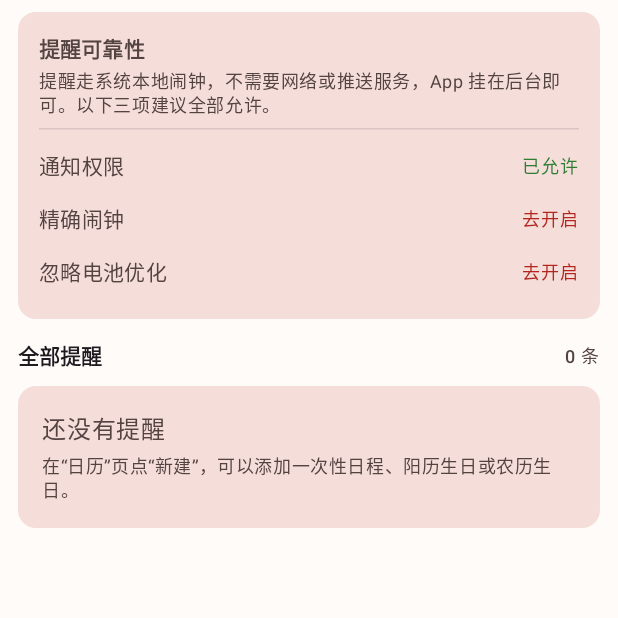
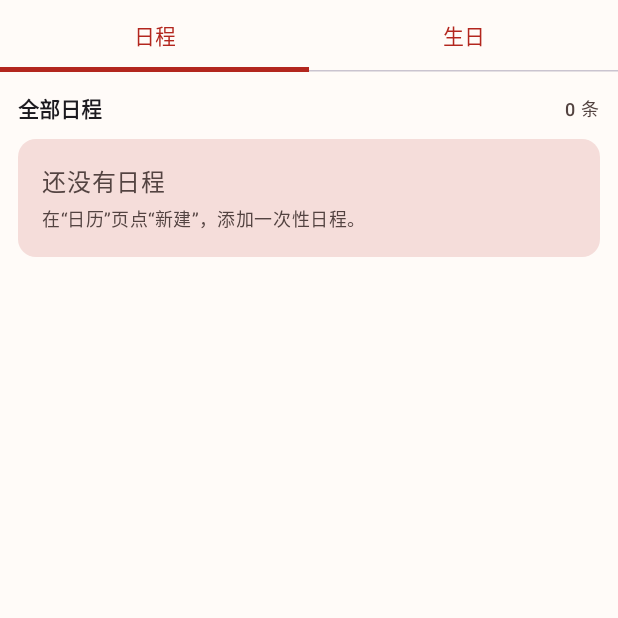
Before and after one commit to ippceo/lunar-calendar, an Android app built with Jetpack Compose: the composable ReminderScreen called with empty values, on a phone screen of 412 x 824 dp, the top half of it. Run offline under Robolectric (Android 15) with nearby library versions, the phone set to English and light mode, and no system bars.

Commit message:
feat: v1.1.0 设置页、提醒拆分、数据导出导入
- 导航栏新增「设置」Tab，承载提醒可靠性与最近任务隐藏开关
- 提醒页用 TabRow 拆分为「日程」「生日」两个独立列表
- 设置页增加数据导出/导入：SAF 选文件，JSON 带版本号，按 id 合并去重
- 新增从最近任务隐藏功能（AppTask.setExcludeFromRecents，即时生效）
- versionCode 2 / versionName 1.1.0

```diff
--- a/app/build.gradle.kts
+++ b/app/build.gradle.kts
@@ -12,8 +12,8 @@ android {
         applicationId = "com.lunarcalendar.app"
         minSdk = 26
         targetSdk = 35
-        versionCode = 1
-        versionName = "1.0.0"
+        versionCode = 2
+        versionName = "1.1.0"
     }
 
     buildTypes {
--- a/app/src/main/java/com/lunarcalendar/app/ReminderScreen.kt
+++ b/app/src/main/java/com/lunarcalendar/app/ReminderScreen.kt
@@ -1,18 +1,12 @@
 package com.lunarcalendar.app
 
-import android.app.AlarmManager
-import android.content.Context
-import android.content.Intent
-import android.net.Uri
-import android.os.Build
-import android.os.PowerManager
-import android.provider.Settings
 import androidx.compose.foundation.clickable
 import androidx.compose.foundation.layout.Arrangement
 import androidx.compose.foundation.layout.Column
 import androidx.compose.foundation.layout.PaddingValues
 import androidx.compose.foundation.layout.Row
 import androidx.compose.foundation.layout.Spacer
+import androidx.compose.foundation.layout.fillMaxSize
 import androidx.compose.foundation.layout.fillMaxWidth
 import androidx.compose.foundation.layout.height
 import androidx.compose.foundation.layout.padding
@@ -21,38 +15,63 @@ import androidx.compose.foundation.lazy.LazyColumn
 import androidx.compose.foundation.lazy.items
 import androidx.compose.material3.Card
 import androidx.compose.material3.CardDefaults
-import androidx.compose.material3.HorizontalDivider
 import androidx.compose.material3.MaterialTheme
 import androidx.compose.material3.Switch
+import androidx.compose.material3.Tab
+import androidx.compose.material3.TabRow
 import androidx.compose.material3.Text
 import androidx.compose.runtime.Composable
+import androidx.compose.runtime.getValue
+import androidx.compose.runtime.mutableIntStateOf
 import androidx.compose.runtime.remember
+import androidx.compose.runtime.setValue
 import androidx.compose.ui.Alignment
 import androidx.compose.ui.Modifier
-import androidx.compose.ui.graphics.Color
-import androidx.compose.ui.platform.LocalContext
 import androidx.compose.ui.text.font.FontWeight
 import androidx.compose.ui.unit.dp
-import androidx.core.app.NotificationManagerCompat
 import java.time.ZonedDateTime
 
 @Composable
 fun ReminderScreen(
     events: List<CalEvent>,
-    permissionTick: Int,
     onToggle: (CalEvent, Boolean) -> Unit,
     onEdit: (CalEvent) -> Unit
 ) {
-    val sorted = remember(events) {
-        events.sortedBy { sortKey(it) }
+    var subTab by remember { mutableIntStateOf(0) } // 0=日程, 1=生日
+
+    val schedule = remember(events) {
+        events.filter { it.type == EventType.ONCE }.sortedBy { sortKey(it) }
+    }
+    val birthdays = remember(events) {
+        events.filter { it.type != EventType.ONCE }.sortedBy { sortKey(it) }
+    }
+    val list = if (subTab == 0) schedule else birthdays
+    val title = if (subTab == 0) "日程" else "生日"
+    val emptyHint = if (subTab == 0) {
+        "在“日历”页点“新建”，添加一次性日程。"
+    } else {
+        "在“日历”页点“新建”，选择阳历生日或农历生日。"
+    }
+
+    Column(Modifier.fillMaxSize()) {
+        TabRow(selectedTabIndex = subTab) {
+            Tab(
+                selected = subTab == 0,
+                onClick = { subTab = 0 },
+                text = { Text("日程") }
+            )
+            Tab(
+                selected = subTab == 1,
+                onClick = { subTab = 1 },
+                text = { Text("生日") }
+            )
         }
 
         LazyColumn(
+            modifier = Modifier.fillMaxSize(),
             contentPadding = PaddingValues(start = 12.dp, end = 12.dp, top = 8.dp, bottom = 96.dp),
             verticalArrangement = Arrangement.spacedBy(8.dp)
         ) {
-        item { ReliabilityCard(permissionTick) }
-
             item {
                 Row(
                     Modifier
@@ -61,30 +80,30 @@ fun ReminderScreen(
                     verticalAlignment = Alignment.CenterVertically
                 ) {
                     Text(
-                    text = "全部提醒",
+                        text = if (subTab == 0) "全部日程" else "全部生日",
                         style = MaterialTheme.typography.titleSmall,
                         fontWeight = FontWeight.SemiBold,
                         modifier = Modifier.weight(1f)
                     )
                     Text(
-                    text = "${events.size} 条",
+                        text = "${list.size} 条",
                         style = MaterialTheme.typography.labelMedium,
                         color = MaterialTheme.colorScheme.onSurfaceVariant
                     )
                 }
             }
 
-        if (sorted.isEmpty()) {
+            if (list.isEmpty()) {
                 item {
                     Card(
                         Modifier.fillMaxWidth(),
                         colors = CardDefaults.cardColors(containerColor = MaterialTheme.colorScheme.surfaceVariant)
                     ) {
                         Column(Modifier.padding(16.dp)) {
-                        Text("还没有提醒", style = MaterialTheme.typography.bodyLarge)
+                            Text("还没有$title", style = MaterialTheme.typography.bodyLarge)
                             Spacer(Modifier.height(4.dp))
                             Text(
-                            "在“日历”页点“新建”，可以添加一次性日程、阳历生日或农历生日。",
+                                emptyHint,
                                 style = MaterialTheme.typography.bodySmall,
                                 color = MaterialTheme.colorScheme.onSurfaceVariant
                             )
@@ -93,7 +112,7 @@ fun ReminderScreen(
                 }
             }
 
-        items(sorted, key = { it.id }) { event ->
+            items(list, key = { it.id }) { event ->
                 ReminderCard(
                     event = event,
                     onToggle = { onToggle(event, it) },
@@ -101,72 +120,6 @@ fun ReminderScreen(
                 )
             }
         }
-}
-
-@Composable
-private fun ReliabilityCard(permissionTick: Int) {
-    val context = LocalContext.current
-    val notificationsOn = remember(permissionTick) {
-        NotificationManagerCompat.from(context).areNotificationsEnabled()
-    }
-    val exactAlarmOn = remember(permissionTick) {
-        if (Build.VERSION.SDK_INT < Build.VERSION_CODES.S) {
-            true
-        } else {
-            context.getSystemService(AlarmManager::class.java).canScheduleExactAlarms()
-        }
-    }
-    val batteryFree = remember(permissionTick) {
-        context.getSystemService(PowerManager::class.java)
-            .isIgnoringBatteryOptimizations(context.packageName)
-    }
-
-    Card(
-        Modifier.fillMaxWidth(),
-        colors = CardDefaults.cardColors(containerColor = MaterialTheme.colorScheme.surfaceVariant)
-    ) {
-        Column(Modifier.padding(14.dp)) {
-            Text(
-                text = "提醒可靠性",
-                style = MaterialTheme.typography.titleSmall,
-                fontWeight = FontWeight.SemiBold
-            )
-            Spacer(Modifier.height(2.dp))
-            Text(
-                text = "提醒走系统本地闹钟，不需要网络或推送服务，App 挂在后台即可。以下三项建议全部允许。",
-                style = MaterialTheme.typography.bodySmall,
-                color = MaterialTheme.colorScheme.onSurfaceVariant
-            )
-            HorizontalDivider(
-                Modifier.padding(vertical = 6.dp),
-                color = MaterialTheme.colorScheme.onSurface.copy(alpha = 0.12f)
-            )
-            PermissionRow("通知权限", notificationsOn) { openAppNotificationSettings(context) }
-            PermissionRow("精确闹钟", exactAlarmOn) { openExactAlarmSettings(context) }
-            PermissionRow("忽略电池优化", batteryFree) { openBatterySettings(context) }
-        }
-    }
-}
-
-@Composable
-private fun PermissionRow(title: String, granted: Boolean, onClick: () -> Unit) {
-    Row(
-        Modifier
-            .fillMaxWidth()
-            .clickable(onClick = onClick)
-            .padding(vertical = 7.dp),
-        verticalAlignment = Alignment.CenterVertically
-    ) {
-        Text(
-            text = title,
-            style = MaterialTheme.typography.bodyMedium,
-            modifier = Modifier.weight(1f)
-        )
-        Text(
-            text = if (granted) "已允许" else "去开启",
-            style = MaterialTheme.typography.labelMedium,
-            color = if (granted) Color(0xFF2E7D32) else MaterialTheme.colorScheme.primary
-        )
     }
 }
 
@@ -220,25 +173,3 @@ private fun sortKey(event: CalEvent): Long {
     }
     return next.toInstant().toEpochMilli()
 }
-
-private fun openAppNotificationSettings(context: Context) {
-    val intent = Intent(Settings.ACTION_APP_NOTIFICATION_SETTINGS)
-        .putExtra(Settings.EXTRA_APP_PACKAGE, context.packageName)
-        .addFlags(Intent.FLAG_ACTIVITY_NEW_TASK)
-    runCatching { context.startActivity(intent) }
-}
-
-private fun openExactAlarmSettings(context: Context) {
-    if (Build.VERSION.SDK_INT < Build.VERSION_CODES.S) return
-    val intent = Intent(
-        Settings.ACTION_REQUEST_SCHEDULE_EXACT_ALARM,
-        Uri.parse("package:${context.packageName}")
-    ).addFlags(Intent.FLAG_ACTIVITY_NEW_TASK)
-    runCatching { context.startActivity(intent) }
-}
-
-private fun openBatterySettings(context: Context) {
-    val intent = Intent(Settings.ACTION_IGNORE_BATTERY_OPTIMIZATION_SETTINGS)
-        .addFlags(Intent.FLAG_ACTIVITY_NEW_TASK)
-    runCatching { context.startActivity(intent) }
-}
```
Also changed, not shown: app/src/main/java/com/lunarcalendar/app/AppSettings.kt (added, +43 -0 lines), app/src/main/java/com/lunarcalendar/app/DataBackup.kt (added, +59 -0 lines), app/src/main/java/com/lunarcalendar/app/MainActivity.kt (+15 -2 lines), app/src/main/java/com/lunarcalendar/app/SettingsScreen.kt (added, +246 -0 lines). Lines whose indentation alone changed are shown as unchanged.
